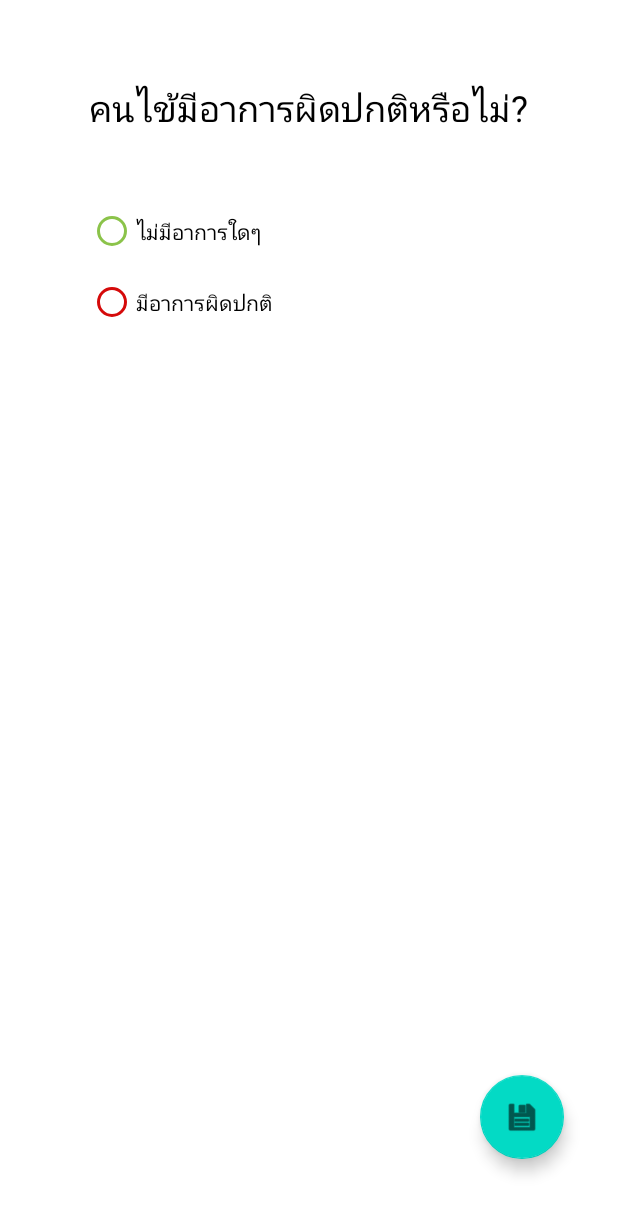
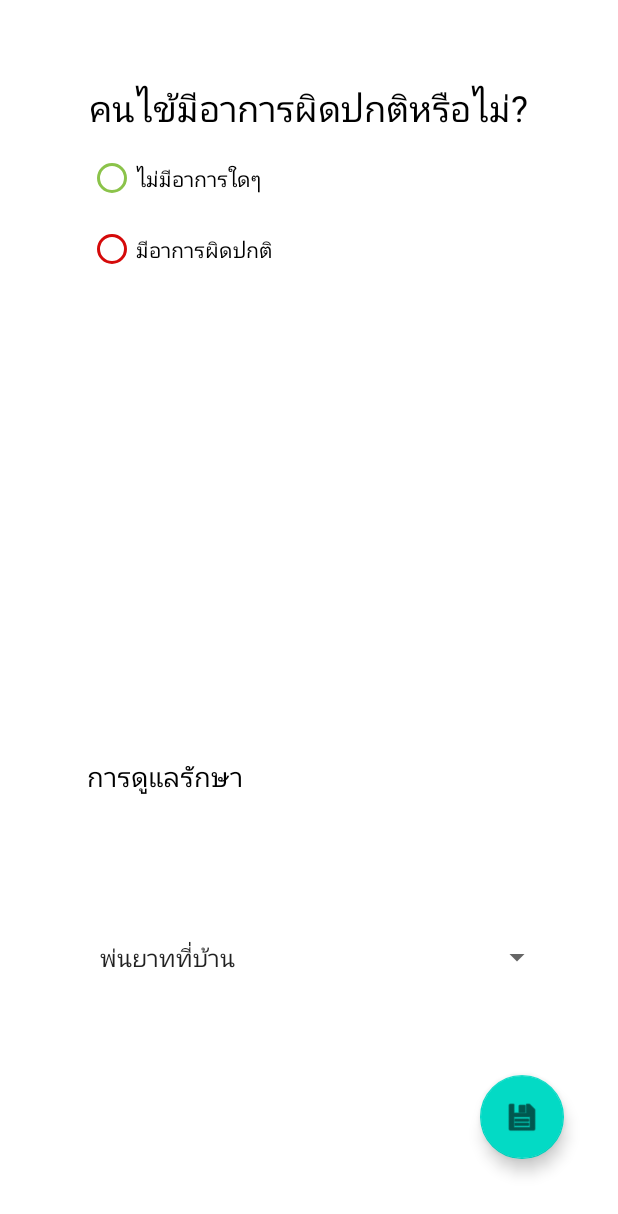
Before and after one commit to supanut-kon/AsthmaPrototype, an Android app: the FlowActivity screen opened directly, with no data from a screen before it, after a tap on an icon or button, on a phone screen of 412 x 824 dp. Shown: the top 1214 px of the screen. Run offline under Robolectric (Android 15) with nearby library versions, the phone set to English and light mode, and no system bars.

Commit message:
19032021

```diff
--- a/app/src/main/java/cnmi/it/asthmaprototype/Activities/AfterFlow.java
+++ b/app/src/main/java/cnmi/it/asthmaprototype/Activities/AfterFlow.java
@@ -3,9 +3,11 @@ package cnmi.it.asthmaprototype.Activities;
 import android.content.Intent;
 import android.os.Bundle;
 import android.view.View;
+import android.widget.ArrayAdapter;
 import android.widget.CheckBox;
 import android.widget.RadioButton;
 import android.widget.RadioGroup;
+import android.widget.Spinner;
 import android.widget.TextView;
 
 import androidx.appcompat.app.AppCompatActivity;
@@ -22,6 +24,7 @@ public class AfterFlow extends AppCompatActivity {
     CheckBox cough, heavybreathing, chestpain, suddenwake, easilytired;
     FloatingActionButton savefab;
     int selectedchoice;
+    Spinner carespinner;
 
     @Override
     protected void onCreate(Bundle savedInstanceState) {
@@ -38,6 +41,8 @@ public class AfterFlow extends AppCompatActivity {
         savefab = findViewById(R.id.savestfab);
         abnormal = findViewById(R.id.AbnormalRadioButton);
         normal = findViewById(R.id.NormalRadioButton);
+        carespinner = findViewById(R.id.carespinner);
+
 
         symptomsheader.setVisibility(View.GONE);
         cough.setVisibility(View.GONE);
@@ -45,6 +50,11 @@ public class AfterFlow extends AppCompatActivity {
         heavybreathing.setVisibility(View.GONE);
         suddenwake.setVisibility(View.GONE);
         easilytired.setVisibility(View.GONE);
+
+        ArrayAdapter<CharSequence> adapter = ArrayAdapter.createFromResource(this, R.array.caremethods, android.R.layout.simple_spinner_item);
+        adapter.setDropDownViewResource(android.R.layout.simple_spinner_dropdown_item);
+        carespinner.setAdapter(adapter);
+
 
 
 //        if(selectedchoice == R.id.AbnormalRadioButton){
--- a/app/src/main/java/cnmi/it/asthmaprototype/Activities/Dashboard.java
+++ b/app/src/main/java/cnmi/it/asthmaprototype/Activities/Dashboard.java
@@ -85,6 +85,7 @@ public class Dashboard extends AppCompatActivity {
         recyclerView.setAdapter(card);
         card.notifyDataSetChanged();
 
+
         bottomAppBar.setOnMenuItemClickListener(item -> {
             int itemId = item.getItemId();
             if (itemId == R.id.home) {
--- a/app/src/main/java/cnmi/it/asthmaprototype/Activities/FlowActivity.java
+++ b/app/src/main/java/cnmi/it/asthmaprototype/Activities/FlowActivity.java
@@ -34,21 +34,14 @@ import cnmi.it.asthmaprototype.R;
 import static android.media.CamcorderProfile.get;
 
 public class FlowActivity extends AppCompatActivity {
-    TextView barValue;
-    TextView greenpef;
-    TextView yellowpef;
-    TextView redpef;
+    TextView barValue, greenpef,yellowpef, redpef;
     SeekBar bar;
-    int pfvalue;
-    int id;
-    int age;
-    int height;
+    int pfvalue, id, age, height, yellowvalue, redvalue;
     String gender;
     double peakflow;
     ChipGroup periodchip;
     EditText date;
     FloatingActionButton fabNext;
-    int yellowvalue, redvalue;
     Chip morning, evening;
     final Calendar calendar = Calendar.getInstance();
 
@@ -70,7 +63,6 @@ public class FlowActivity extends AppCompatActivity {
         fabNext = findViewById(R.id.fabNextBtn);
         morning = findViewById(R.id.morningchip);
         evening = findViewById(R.id.eveningchip);
-
         morning.setText("ช่วงเช้า");
         evening.setText("ช่วงเย็น");
 
@@ -141,8 +133,6 @@ public class FlowActivity extends AppCompatActivity {
 //        f.close();
 //        db.close();
 
-        DecimalFormat df = new DecimalFormat("#.##");
-
         if (gender != null) {
             if (gender.equals("ชาย")) {
                 peakflow = 319.13 - (4.75 * height) + 0.035 * Math.pow(height, 2);
@@ -170,7 +160,7 @@ public class FlowActivity extends AppCompatActivity {
             @Override
             public void onProgressChanged(SeekBar seekBar, int progress, boolean fromUser) {
                 //int val = (progress *(seekBar.getWidth()- 2 *seekBar.getThumbOffset())) / seekBar.getMax();
-                barValue.setText(Integer.toString(progress));
+                barValue.setText(String.valueOf(progress));
             }
 
             @Override
--- a/app/src/main/res/layout/activity_after_flow.xml
+++ b/app/src/main/res/layout/activity_after_flow.xml
@@ -2,9 +2,10 @@
 <androidx.constraintlayout.widget.ConstraintLayout xmlns:android="http://schemas.android.com/apk/res/android"
     xmlns:app="http://schemas.android.com/apk/res-auto"
     xmlns:tools="http://schemas.android.com/tools"
+    android:id="@+id/caremethods"
     android:layout_width="match_parent"
     android:layout_height="match_parent"
-    tools:context=".AfterFlow">
+    tools:context=".Activities.AfterFlow">
 
     <TextView
         android:id="@+id/textView6"
@@ -29,7 +30,7 @@
         app:layout_constraintHorizontal_bias="0.213"
         app:layout_constraintStart_toStartOf="parent"
         app:layout_constraintTop_toBottomOf="@+id/textView6"
-        app:layout_constraintVertical_bias="0.066">
+        app:layout_constraintVertical_bias="0.00999999">
 
         <RadioButton
             android:id="@+id/NormalRadioButton"
@@ -50,7 +51,7 @@
         android:id="@+id/symptomsheader"
         android:layout_width="wrap_content"
         android:layout_height="wrap_content"
-        android:layout_marginTop="24dp"
+        android:layout_marginTop="16dp"
         android:text="อาการผิดปกติคือ"
         android:textColor="@color/black"
         android:textSize="18sp"
@@ -63,7 +64,7 @@
         android:id="@+id/cough"
         android:layout_width="wrap_content"
         android:layout_height="wrap_content"
-        android:layout_marginTop="20dp"
+        android:layout_marginTop="8dp"
         android:text="ไอ"
         app:layout_constraintBottom_toBottomOf="parent"
         app:layout_constraintEnd_toEndOf="parent"
@@ -76,18 +77,18 @@
         android:id="@+id/heavybreathing"
         android:layout_width="wrap_content"
         android:layout_height="wrap_content"
-        android:layout_marginTop="8dp"
+        android:layout_marginStart="16dp"
+        android:layout_marginTop="56dp"
         android:text="หายใจเสียงวี๊ด"
         app:layout_constraintEnd_toEndOf="parent"
-        app:layout_constraintHorizontal_bias="0.197"
+        app:layout_constraintHorizontal_bias="0.151"
         app:layout_constraintStart_toStartOf="parent"
-        app:layout_constraintTop_toBottomOf="@+id/cough" />
+        app:layout_constraintTop_toBottomOf="@+id/symptomsheader" />
 
     <CheckBox
         android:id="@+id/chestpain"
         android:layout_width="wrap_content"
         android:layout_height="wrap_content"
-        android:layout_marginTop="8dp"
         android:text="แน่นหน้าอก"
         app:layout_constraintEnd_toEndOf="parent"
         app:layout_constraintHorizontal_bias="0.185"
@@ -98,7 +99,6 @@
         android:id="@+id/suddenwake"
         android:layout_width="wrap_content"
         android:layout_height="wrap_content"
-        android:layout_marginTop="8dp"
         android:text="ตื่นกลางคืนเพราะไอหรือเหนื่อย"
         app:layout_constraintEnd_toEndOf="parent"
         app:layout_constraintHorizontal_bias="0.294"
@@ -109,7 +109,6 @@
         android:id="@+id/easilytired"
         android:layout_width="wrap_content"
         android:layout_height="wrap_content"
-        android:layout_marginTop="8dp"
         android:text="ออกกำลังกายแล้วเหนื่อยกว่าปกติ"
         app:layout_constraintEnd_toEndOf="parent"
         app:layout_constraintHorizontal_bias="0.313"
@@ -129,4 +128,32 @@
         app:layout_constraintTop_toTopOf="parent"
         app:layout_constraintVertical_bias="0.926"
         app:srcCompat="@android:drawable/ic_menu_save" />
+
+    <Spinner
+        android:id="@+id/carespinner"
+        android:layout_width="310dp"
+        android:layout_height="46dp"
+        app:layout_constraintBottom_toTopOf="@+id/savestfab"
+        app:layout_constraintEnd_toEndOf="parent"
+        app:layout_constraintHorizontal_bias="0.574"
+        app:layout_constraintStart_toStartOf="parent"
+        app:layout_constraintTop_toTopOf="parent"
+        app:layout_constraintVertical_bias="0.917"
+        />
+
+    <TextView
+        android:id="@+id/textView27"
+        android:layout_width="wrap_content"
+        android:layout_height="wrap_content"
+        android:layout_marginTop="504dp"
+        android:text="การดูแลรักษา"
+        android:textColor="@color/black"
+        android:textSize="18sp"
+        app:layout_constraintBottom_toTopOf="@+id/carespinner"
+        app:layout_constraintEnd_toEndOf="parent"
+        app:layout_constraintHorizontal_bias="0.188"
+        app:layout_constraintStart_toStartOf="parent"
+        app:layout_constraintTop_toTopOf="parent"
+        app:layout_constraintVertical_bias="0.0" />
+
 </androidx.constraintlayout.widget.ConstraintLayout>
--- a/app/src/main/res/layout/dashboard_activity.xml
+++ b/app/src/main/res/layout/dashboard_activity.xml
@@ -264,7 +264,7 @@
             app:layout_constraintStart_toStartOf="parent"
             app:layout_constraintTop_toTopOf="parent"
             app:layout_constraintVertical_bias="1.0"
-            app:menu="@menu/bottom_navigation_items" />
+            app:menu="@menu/bottom_navigation_items"/>
 
         <com.google.android.material.floatingactionbutton.FloatingActionButton
             android:id="@+id/fabadd"
--- /dev/null
+++ b/app/src/main/res/values/carespinner_string.xml
@@ -0,0 +1,9 @@
+<?xml version="1.0" encoding="utf-8"?>
+<resources>
+    <string-array name="caremethods" >
+        <item>พ่นยาทที่บ้าน</item>
+        <item>พ่นยาที่ ร.พ.</item>
+        <item>นอน ร.พ.</item>
+        <item>ขาดเรียน</item>
+    </string-array>
+</resources>
--- a/build.gradle
+++ b/build.gradle
@@ -6,7 +6,7 @@ buildscript {
         jcenter()
     }
     dependencies {
-        classpath 'com.android.tools.build:gradle:4.1.2'
+        classpath 'com.android.tools.build:gradle:4.1.3'
         classpath 'com.google.gms:google-services:4.3.5'
         classpath "org.jetbrains.kotlin:kotlin-gradle-plugin:$kotlin_version"
 
```
